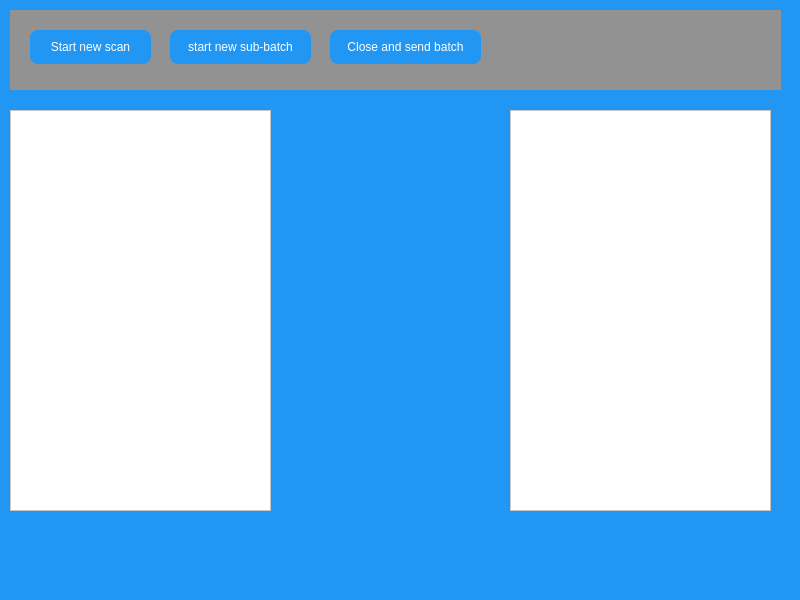
This is qtDesignUI/dashboard.ui in lordchief21/ScannerProject as Qt 5 draws it before an edit. The edited form follows.
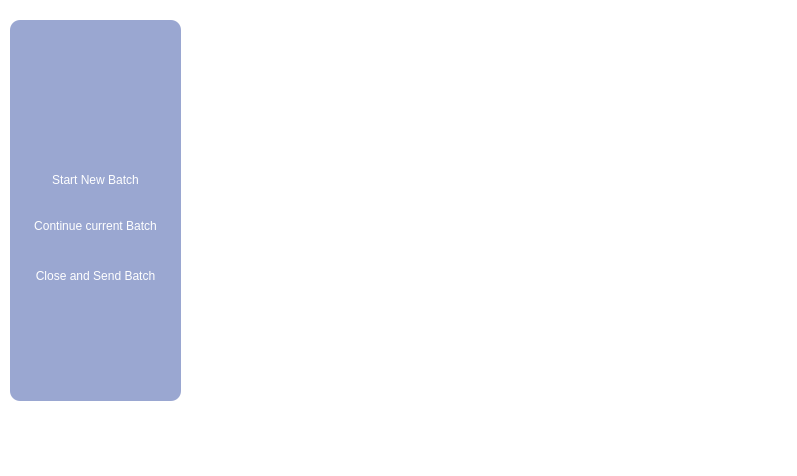
This is the edited form. Icons and pictures are not drawn.

Commit message: "Create UI Design"

Patch:
```diff
--- a/qtDesignUI/dashboard.ui
+++ b/qtDesignUI/dashboard.ui
@@ -6,109 +6,133 @@
    <rect>
     <x>0</x>
     <y>0</y>
-    <width>800</width>
-    <height>600</height>
+    <width>797</width>
+    <height>476</height>
    </rect>
   </property>
   <property name="windowTitle">
    <string>MainWindow</string>
   </property>
   <property name="styleSheet">
-   <string notr="true">background-color: rgb(33, 150, 243);</string>
+   <string notr="true">background-color: #ffffff;</string>
   </property>
   <widget class="QWidget" name="centralwidget">
    <widget class="QWidget" name="menu_bar" native="true">
     <property name="geometry">
      <rect>
       <x>10</x>
-      <y>10</y>
-      <width>771</width>
-      <height>80</height>
+      <y>20</y>
+      <width>171</width>
+      <height>381</height>
      </rect>
     </property>
+    <property name="autoFillBackground">
+     <bool>false</bool>
+    </property>
     <property name="styleSheet">
-     <string notr="true">background-color:#929292;</string>
+     <string notr="true">background-color: rgba(53, 79, 163, 0.5);
+border-radius: 10px</string>
     </property>
-    <widget class="QPushButton" name="startScan">
-     <property name="geometry">
-      <rect>
-       <x>20</x>
-       <y>20</y>
-       <width>121</width>
-       <height>34</height>
-      </rect>
-     </property>
-     <property name="styleSheet">
-      <string notr="true">border-radius: 8px;
-background-color: #2196f3;
-color: rgb(255, 255, 255);</string>
-     </property>
-     <property name="text">
-      <string>Start new scan</string>
-     </property>
-    </widget>
     <widget class="QPushButton" name="continueScan">
      <property name="geometry">
       <rect>
-       <x>160</x>
-       <y>20</y>
-       <width>141</width>
-       <height>34</height>
+       <x>10</x>
+       <y>150</y>
+       <width>151</width>
+       <height>20</height>
       </rect>
      </property>
      <property name="styleSheet">
       <string notr="true">border-radius: 8px;
-background-color: #2196f3;
+background-color: None;
+font: 75 10pt &quot;KacstOne&quot;;
 color: rgb(255, 255, 255);</string>
      </property>
      <property name="text">
-      <string>start new sub-batch</string>
+      <string>Start New Batch</string>
      </property>
+     <property name="iconSize">
+      <size>
+       <width>20</width>
+       <height>20</height>
+      </size>
+     </property>
+     <property name="checkable">
+      <bool>false</bool>
+     </property>
     </widget>
-    <widget class="QPushButton" name="continueScan_2">
+    <widget class="QPushButton" name="startScan">
      <property name="geometry">
       <rect>
-       <x>320</x>
-       <y>20</y>
+       <x>10</x>
+       <y>190</y>
        <width>151</width>
-       <height>34</height>
+       <height>31</height>
       </rect>
      </property>
      <property name="styleSheet">
       <string notr="true">border-radius: 8px;
-background-color: #2196f3;
+background-color: None;
+font: 75 10pt &quot;KacstOne&quot;;
 color: rgb(255, 255, 255);</string>
      </property>
      <property name="text">
-      <string>Close and send batch</string>
+      <string>Continue current Batch</string>
      </property>
     </widget>
-   </widget>
-   <widget class="QTableView" name="error_table">
-    <property name="geometry">
-     <rect>
-      <x>10</x>
-      <y>110</y>
-      <width>261</width>
-      <height>401</height>
-     </rect>
-    </property>
-    <property name="styleSheet">
-     <string notr="true">background-color: rgb(255, 255, 255)</string>
-    </property>
-   </widget>
-   <widget class="QTableView" name="completed_table">
-    <property name="geometry">
-     <rect>
-      <x>510</x>
-      <y>110</y>
-      <width>261</width>
-      <height>401</height>
-     </rect>
-    </property>
-    <property name="styleSheet">
-     <string notr="true">background-color: rgb(255, 255, 255)</string>
-    </property>
+    <widget class="QPushButton" name="startScan_2">
+     <property name="geometry">
+      <rect>
+       <x>10</x>
+       <y>240</y>
+       <width>151</width>
+       <height>31</height>
+      </rect>
+     </property>
+     <property name="styleSheet">
+      <string notr="true">border-radius: 8px;
+background-color: None;
+font: 75 10pt &quot;KacstOne&quot;;
+color: rgb(255, 255, 255);</string>
+     </property>
+     <property name="text">
+      <string>Close and Send Batch</string>
+     </property>
+    </widget>
+    <widget class="QLabel" name="label">
+     <property name="enabled">
+      <bool>true</bool>
+     </property>
+     <property name="geometry">
+      <rect>
+       <x>40</x>
+       <y>10</y>
+       <width>81</width>
+       <height>81</height>
+      </rect>
+     </property>
+     <property name="styleSheet">
+      <string notr="true">background-color:None;</string>
+     </property>
+     <property name="text">
+      <string/>
+     </property>
+     <property name="textFormat">
+      <enum>Qt::PlainText</enum>
+     </property>
+     <property name="pixmap">
+      <pixmap>Logo/Logo.png</pixmap>
+     </property>
+     <property name="scaledContents">
+      <bool>true</bool>
+     </property>
+     <property name="wordWrap">
+      <bool>false</bool>
+     </property>
+     <property name="indent">
+      <number>-2</number>
+     </property>
+    </widget>
    </widget>
   </widget>
  </widget>
```
The commit also changes 5 other files.
